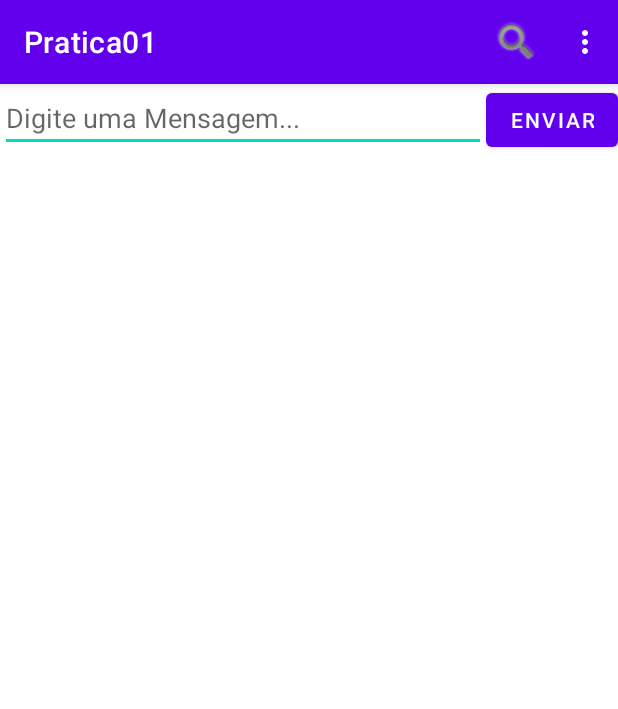
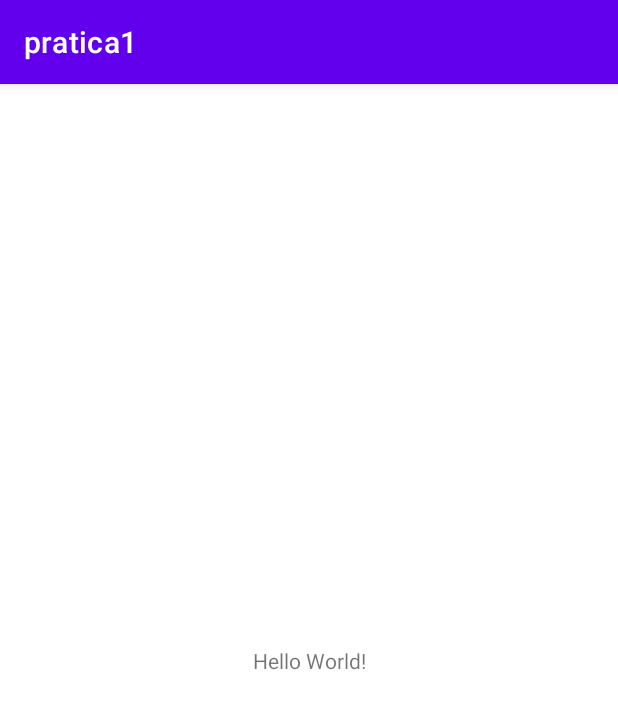
Before and after one commit to SamuelvLopes/Pratica1-Desenvolvimentodeapps2022.1, an Android app: the screen it shows after launch (MainActivity), on a phone screen of 412 x 824 dp. Shown: the top 709 px of the screen. Run offline under Robolectric (Android 15) with nearby library versions, the phone set to English and light mode, and no system bars.

Commit message:
atualizando após formatar pc

```diff
--- a/app/src/main/res/layout/activity_main.xml
+++ b/app/src/main/res/layout/activity_main.xml
@@ -1,28 +1,18 @@
 <?xml version="1.0" encoding="utf-8"?>
-<androidx.appcompat.widget.LinearLayoutCompat xmlns:android="http://schemas.android.com/apk/res/android"
+<androidx.constraintlayout.widget.ConstraintLayout xmlns:android="http://schemas.android.com/apk/res/android"
     xmlns:app="http://schemas.android.com/apk/res-auto"
     xmlns:tools="http://schemas.android.com/tools"
     android:layout_width="match_parent"
     android:layout_height="match_parent"
-    android:orientation="horizontal"
-    tools:context=".MainActivity"
-    >
-<EditText
-    android:layout_width="wrap_content"
-    android:layout_height="wrap_content"
-    android:layout_weight="1"
-    android:id="@+id/edit_message"
-    android:hint="@string/edit_message"
+    tools:context=".MainActivity">
 
-    />
-<Button
+    <TextView
+        android:layout_width="wrap_content"
+        android:layout_height="wrap_content"
+        android:text="Hello World!"
+        app:layout_constraintBottom_toBottomOf="parent"
+        app:layout_constraintLeft_toLeftOf="parent"
+        app:layout_constraintRight_toRightOf="parent"
+        app:layout_constraintTop_toTopOf="parent" />
 
-    tools:layout_editor_absoluteX="parent"
-    tools:layout_editor_absoluteY="parent"
-    android:onClick="sendMessage"
-    android:layout_width="wrap_content"
-    android:layout_height="wrap_content"
-    android:text="@string/button_send"
-
-    />
-</androidx.appcompat.widget.LinearLayoutCompat>
+</androidx.constraintlayout.widget.ConstraintLayout>
--- a/app/src/main/res/menu/menu_main.xml
+++ /dev/null
@@ -1,14 +0,0 @@
-<?xml version="1.0" encoding="utf-8"?>
-<menu xmlns:android="http://schemas.android.com/apk/res/android" xmlns:app="http://schemas.android.com/apk/res-auto">
-
-    <!--Search, should appear as action button -->
-    <item android:id="@+id/action_search"
-        android:icon="@android:drawable/ic_search_category_default"
-        android:title="@string/action_search"
-        app:showAsAction="ifRoom" />
-
-    <!--Settings, should always be in the overflow -->
-    <item android:id="@+id/action_settings"
-        android:title="@string/action_settings"
-        app:showAsAction="never" />
-</menu>
--- a/app/src/main/res/values-night/themes.xml
+++ b/app/src/main/res/values-night/themes.xml
@@ -1,6 +1,6 @@
 <resources xmlns:tools="http://schemas.android.com/tools">
     <!-- Base application theme. -->
-    <style name="Theme.Pratica01" parent="Theme.MaterialComponents.DayNight.DarkActionBar">
+    <style name="Theme.Pratica1" parent="Theme.MaterialComponents.DayNight.DarkActionBar">
         <!-- Primary brand color. -->
         <item name="colorPrimary">@color/purple_200</item>
         <item name="colorPrimaryVariant">@color/purple_700</item>
--- a/app/src/main/res/values/strings.xml
+++ b/app/src/main/res/values/strings.xml
@@ -1,8 +1,3 @@
 <resources>
-    <string name="app_name">Pratica01</string>
-    <string name="edit_message">Digite uma Mensagem...</string>
-    <string name="button_send">Enviar</string>
-    <string name="action_settings">ação procurar</string>
-    <string name="action_search">ação buscar</string>
-    <string name="title_activity_display_message">Display mensagem...</string>
+    <string name="app_name">pratica1</string>
 </resources>
--- a/app/src/main/res/values/themes.xml
+++ b/app/src/main/res/values/themes.xml
@@ -1,6 +1,6 @@
 <resources xmlns:tools="http://schemas.android.com/tools">
     <!-- Base application theme. -->
-    <style name="Theme.Pratica01" parent="Theme.MaterialComponents.DayNight.DarkActionBar">
+    <style name="Theme.Pratica1" parent="Theme.MaterialComponents.DayNight.DarkActionBar">
         <!-- Primary brand color. -->
         <item name="colorPrimary">@color/purple_500</item>
         <item name="colorPrimaryVariant">@color/purple_700</item>
--- a/gradle.properties
+++ b/gradle.properties
@@ -15,5 +15,7 @@ org.gradle.jvmargs=-Xmx2048m -Dfile.encoding=UTF-8
 # Android operating system, and which are packaged with your app"s APK
 # https://developer.android.com/topic/libraries/support-library/androidx-rn
 android.useAndroidX=true
-# Automatically convert third-party libraries to use AndroidX
-android.enableJetifier=true
+# Enables namespacing of each library's R class so that its R class includes only the
+# resources declared in the library itself and none from the library's dependencies,
+# thereby reducing the size of the R class for that library
+android.nonTransitiveRClass=true
```
Also changed, not shown: app/build.gradle (+9 -9 lines), app/src/main/AndroidManifest.xml (+2 -9 lines), app/src/main/java/br/edu/ifpe/tads/pdm/pratica01/DisplayMessageActivity.java (deleted, +0 -24 lines), app/src/main/java/br/edu/ifpe/tads/pdm/pratica01/MainActivity.java (deleted, +0 -62 lines), app/src/main/java/br/edu/ifpe/tads/pdm/pratica1/MainActivity.java (added, +14 -0 lines), app/src/main/res/layout/activity_display_message.xml (deleted, +0 -25 lines), build.gradle (+3 -11 lines), settings.gradle (+8 -2 lines), gradle/wrapper/gradle-wrapper.properties, 4 other files.
